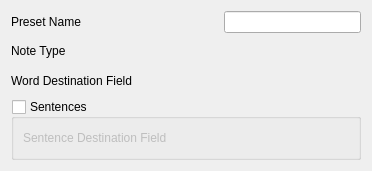
Old version of the form designer/config_note_preset.ui in the repository ll-in-anki/find-missing-words.
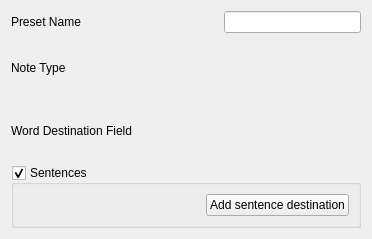
New version of the form.

Commit message:
Add ability to create multiple sentence presets
Can create multiple sentence renderings (whole, word blanked out, word
missing, etc.) which go to different destinations.

The edit to the form file:
```diff
--- a/designer/config_note_preset.ui
+++ b/designer/config_note_preset.ui
@@ -7,7 +7,7 @@
     <x>0</x>
     <y>0</y>
     <width>372</width>
-    <height>171</height>
+    <height>239</height>
    </rect>
   </property>
   <property name="windowTitle">
@@ -91,6 +91,12 @@
    </item>
    <item>
     <widget class="QGroupBox" name="sentence_groupbox">
+     <property name="sizePolicy">
+      <sizepolicy hsizetype="Preferred" vsizetype="Fixed">
+       <horstretch>0</horstretch>
+       <verstretch>0</verstretch>
+      </sizepolicy>
+     </property>
      <property name="title">
       <string>Sentences</string>
      </property>
@@ -98,20 +104,13 @@
       <bool>true</bool>
      </property>
      <property name="checked">
-      <bool>false</bool>
+      <bool>true</bool>
      </property>
-     <layout class="QHBoxLayout" name="horizontalLayout_2">
+     <layout class="QVBoxLayout" name="verticalLayout_2">
       <item>
-       <layout class="QHBoxLayout" name="sentence_destination_hbox">
+       <layout class="QHBoxLayout" name="horizontalLayout">
         <item>
-         <widget class="QLabel" name="label_2">
-          <property name="text">
-           <string>Sentence Destination Field</string>
-          </property>
-         </widget>
-        </item>
-        <item>
-         <spacer name="horizontalSpacer_2">
+         <spacer name="horizontalSpacer_5">
           <property name="orientation">
            <enum>Qt::Horizontal</enum>
           </property>
@@ -123,6 +122,19 @@
           </property>
          </spacer>
         </item>
+        <item>
+         <widget class="QPushButton" name="add_sentence_preset_button">
+          <property name="enabled">
+           <bool>true</bool>
+          </property>
+          <property name="styleSheet">
+           <string notr="true"/>
+          </property>
+          <property name="text">
+           <string>Add sentence destination</string>
+          </property>
+         </widget>
+        </item>
        </layout>
       </item>
      </layout>
```
The commit also changes 10 other files.
